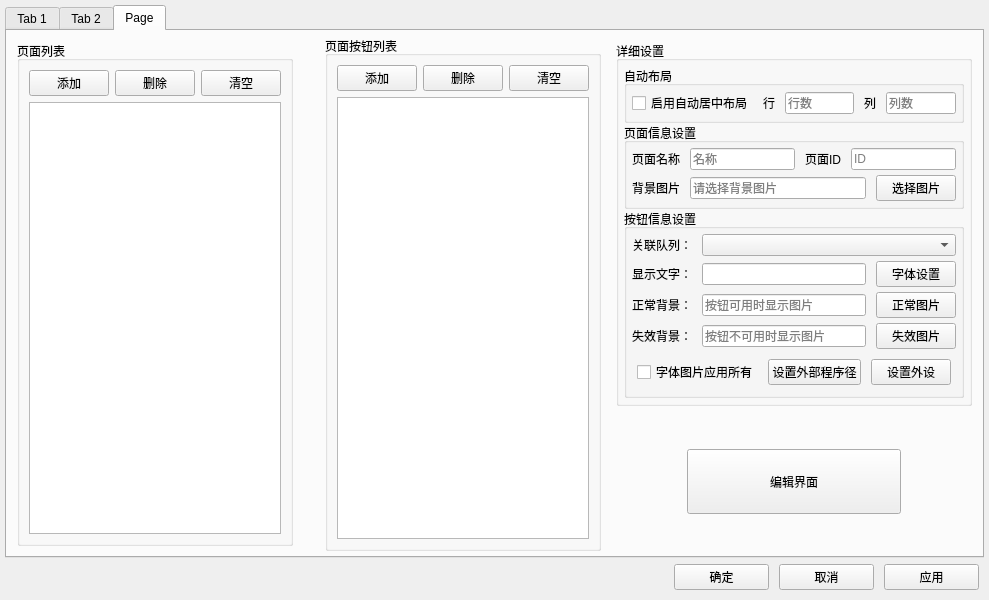
This is QueueConfigurator/mainwindow.ui in ffjiangMr/Qt as Qt 5 draws it before an edit. The edited form follows.
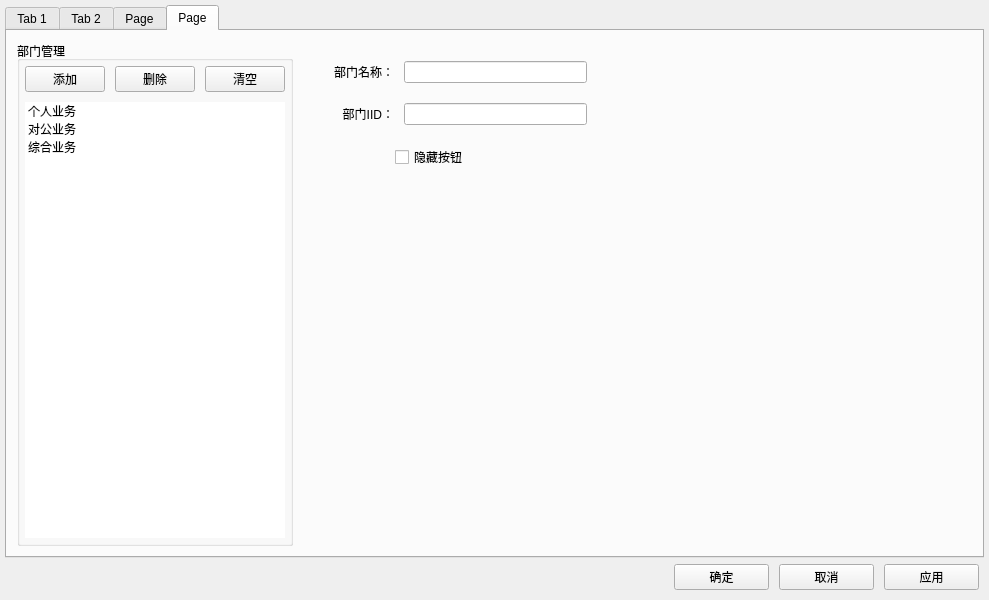
This is the edited form. Icons and pictures are not drawn. Custom widgets are drawn as their Qt base class.

Commit message: 添加部门tab

```diff
--- a/QueueConfigurator/mainwindow.ui
+++ b/QueueConfigurator/mainwindow.ui
@@ -45,7 +45,7 @@
        <enum>QTabWidget::Rounded</enum>
       </property>
       <property name="currentIndex">
-       <number>2</number>
+       <number>3</number>
       </property>
       <widget class="QWidget" name="sys_tab">
        <property name="sizePolicy">
@@ -1656,6 +1656,292 @@
         </item>
        </layout>
       </widget>
+      <widget class="QWidget" name="dep_tab">
+       <attribute name="title">
+        <string>Page</string>
+       </attribute>
+       <layout class="QHBoxLayout" name="horizontalLayout_8" stretch="2,5">
+        <property name="spacing">
+         <number>10</number>
+        </property>
+        <property name="leftMargin">
+         <number>5</number>
+        </property>
+        <property name="topMargin">
+         <number>5</number>
+        </property>
+        <property name="rightMargin">
+         <number>5</number>
+        </property>
+        <property name="bottomMargin">
+         <number>5</number>
+        </property>
+        <item>
+         <layout class="QVBoxLayout" name="verticalLayout_16">
+          <property name="spacing">
+           <number>10</number>
+          </property>
+          <property name="leftMargin">
+           <number>5</number>
+          </property>
+          <property name="topMargin">
+           <number>5</number>
+          </property>
+          <property name="rightMargin">
+           <number>5</number>
+          </property>
+          <property name="bottomMargin">
+           <number>5</number>
+          </property>
+          <item>
+           <widget class="QGroupBox" name="groupBox_15">
+            <property name="title">
+             <string>部门管理</string>
+            </property>
+            <layout class="QVBoxLayout" name="verticalLayout_21">
+             <property name="spacing">
+              <number>10</number>
+             </property>
+             <property name="leftMargin">
+              <number>5</number>
+             </property>
+             <property name="topMargin">
+              <number>5</number>
+             </property>
+             <property name="rightMargin">
+              <number>5</number>
+             </property>
+             <property name="bottomMargin">
+              <number>5</number>
+             </property>
+             <item>
+              <layout class="QHBoxLayout" name="horizontalLayout_26">
+               <item>
+                <widget class="QPushButton" name="pushButton_22">
+                 <property name="text">
+                  <string>添加</string>
+                 </property>
+                </widget>
+               </item>
+               <item>
+                <widget class="QPushButton" name="pushButton_23">
+                 <property name="text">
+                  <string>删除</string>
+                 </property>
+                </widget>
+               </item>
+               <item>
+                <widget class="QPushButton" name="pushButton_24">
+                 <property name="text">
+                  <string>清空</string>
+                 </property>
+                </widget>
+               </item>
+              </layout>
+             </item>
+             <item>
+              <widget class="QQueueListWidget" name="listWidget_2">
+               <property name="styleSheet">
+                <string notr="true">border: 0px solid #6a6ea9;</string>
+               </property>
+               <item>
+                <property name="text">
+                 <string>个人业务</string>
+                </property>
+               </item>
+               <item>
+                <property name="text">
+                 <string>对公业务</string>
+                </property>
+               </item>
+               <item>
+                <property name="text">
+                 <string>综合业务</string>
+                </property>
+               </item>
+              </widget>
+             </item>
+            </layout>
+           </widget>
+          </item>
+         </layout>
+        </item>
+        <item>
+         <layout class="QVBoxLayout" name="verticalLayout_22">
+          <property name="spacing">
+           <number>10</number>
+          </property>
+          <property name="leftMargin">
+           <number>20</number>
+          </property>
+          <property name="topMargin">
+           <number>20</number>
+          </property>
+          <property name="rightMargin">
+           <number>20</number>
+          </property>
+          <property name="bottomMargin">
+           <number>20</number>
+          </property>
+          <item>
+           <layout class="QHBoxLayout" name="horizontalLayout_29" stretch="1,3,6">
+            <property name="spacing">
+             <number>10</number>
+            </property>
+            <property name="leftMargin">
+             <number>5</number>
+            </property>
+            <property name="topMargin">
+             <number>5</number>
+            </property>
+            <property name="rightMargin">
+             <number>5</number>
+            </property>
+            <property name="bottomMargin">
+             <number>5</number>
+            </property>
+            <item>
+             <widget class="QLabel" name="label_32">
+              <property name="text">
+               <string>部门名称：</string>
+              </property>
+              <property name="alignment">
+               <set>Qt::AlignRight|Qt::AlignTrailing|Qt::AlignVCenter</set>
+              </property>
+             </widget>
+            </item>
+            <item>
+             <widget class="QLineEdit" name="lineEdit_26"/>
+            </item>
+            <item>
+             <spacer name="horizontalSpacer_15">
+              <property name="orientation">
+               <enum>Qt::Horizontal</enum>
+              </property>
+              <property name="sizeHint" stdset="0">
+               <size>
+                <width>40</width>
+                <height>20</height>
+               </size>
+              </property>
+             </spacer>
+            </item>
+           </layout>
+          </item>
+          <item>
+           <layout class="QHBoxLayout" name="horizontalLayout_32" stretch="1,3,6">
+            <property name="spacing">
+             <number>10</number>
+            </property>
+            <property name="leftMargin">
+             <number>5</number>
+            </property>
+            <property name="topMargin">
+             <number>5</number>
+            </property>
+            <property name="rightMargin">
+             <number>5</number>
+            </property>
+            <property name="bottomMargin">
+             <number>5</number>
+            </property>
+            <item>
+             <widget class="QLabel" name="label_33">
+              <property name="text">
+               <string>部门IID：</string>
+              </property>
+              <property name="alignment">
+               <set>Qt::AlignRight|Qt::AlignTrailing|Qt::AlignVCenter</set>
+              </property>
+             </widget>
+            </item>
+            <item>
+             <widget class="QLineEdit" name="lineEdit_27"/>
+            </item>
+            <item>
+             <spacer name="horizontalSpacer_18">
+              <property name="orientation">
+               <enum>Qt::Horizontal</enum>
+              </property>
+              <property name="sizeHint" stdset="0">
+               <size>
+                <width>40</width>
+                <height>20</height>
+               </size>
+              </property>
+             </spacer>
+            </item>
+           </layout>
+          </item>
+          <item>
+           <layout class="QHBoxLayout" name="horizontalLayout_33" stretch="1,3,6">
+            <property name="spacing">
+             <number>10</number>
+            </property>
+            <property name="leftMargin">
+             <number>5</number>
+            </property>
+            <property name="topMargin">
+             <number>5</number>
+            </property>
+            <property name="rightMargin">
+             <number>5</number>
+            </property>
+            <property name="bottomMargin">
+             <number>5</number>
+            </property>
+            <item>
+             <spacer name="horizontalSpacer_20">
+              <property name="orientation">
+               <enum>Qt::Horizontal</enum>
+              </property>
+              <property name="sizeHint" stdset="0">
+               <size>
+                <width>40</width>
+                <height>20</height>
+               </size>
+              </property>
+             </spacer>
+            </item>
+            <item>
+             <widget class="QCheckBox" name="checkBox_6">
+              <property name="text">
+               <string>隐藏按钮</string>
+              </property>
+             </widget>
+            </item>
+            <item>
+             <spacer name="horizontalSpacer_19">
+              <property name="orientation">
+               <enum>Qt::Horizontal</enum>
+              </property>
+              <property name="sizeHint" stdset="0">
+               <size>
+                <width>40</width>
+                <height>20</height>
+               </size>
+              </property>
+             </spacer>
+            </item>
+           </layout>
+          </item>
+          <item>
+           <spacer name="verticalSpacer_4">
+            <property name="orientation">
+             <enum>Qt::Vertical</enum>
+            </property>
+            <property name="sizeHint" stdset="0">
+             <size>
+              <width>20</width>
+              <height>40</height>
+             </size>
+            </property>
+           </spacer>
+          </item>
+         </layout>
+        </item>
+       </layout>
+      </widget>
      </widget>
     </item>
     <item>
```
The commit also changes 2 other files.
